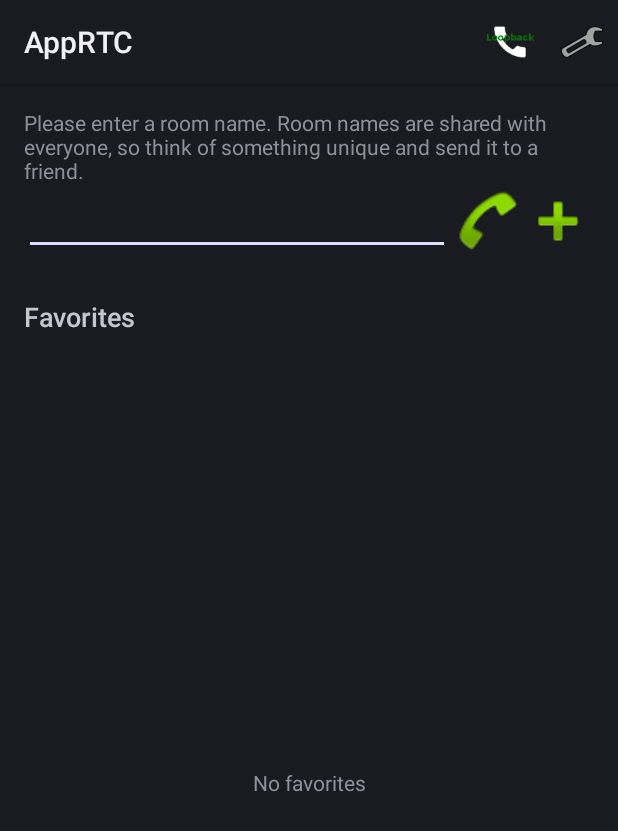
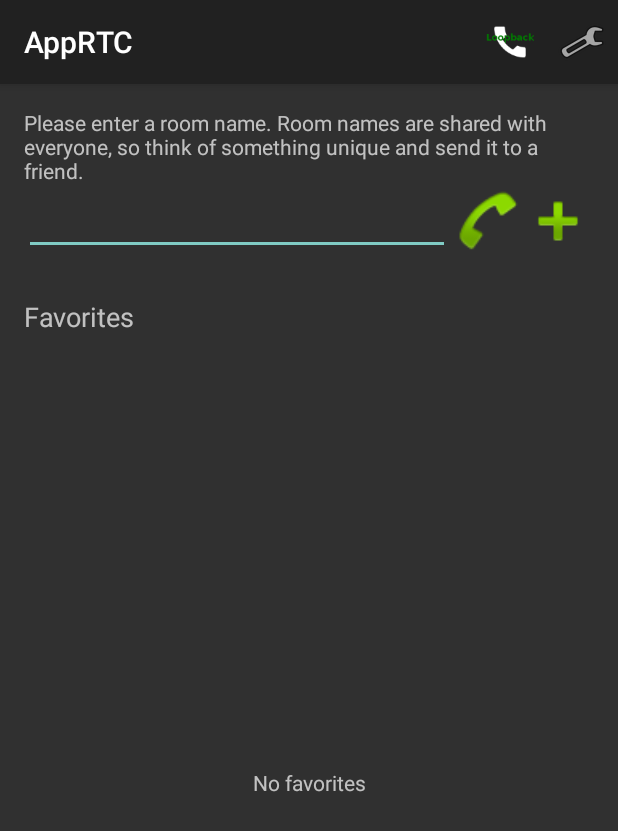
Before and after one commit to rkm0219108/test-webrtc-demo, an Android app: the screen it shows after launch (ConnectActivity), on a phone screen of 412 x 824 dp. Shown: the top 831 px of the screen. Run offline under Robolectric (Android 15) with nearby library versions, the phone set to English and light mode, and no system bars.

Commit message:
update to androidx

```diff
--- a/app/src/main/java/org/appspot/apprtc/CallFragment.java
+++ b/app/src/main/java/org/appspot/apprtc/CallFragment.java
@@ -11,7 +11,6 @@
 package org.appspot.apprtc;
 
 import android.app.Activity;
-import android.app.Fragment;
 import android.os.Bundle;
 import android.view.LayoutInflater;
 import android.view.View;
@@ -19,6 +18,8 @@ import android.view.ViewGroup;
 import android.widget.ImageButton;
 import android.widget.SeekBar;
 import android.widget.TextView;
+
+import androidx.fragment.app.Fragment;
 
 import org.webrtc.RendererCommon.ScalingType;
 
--- a/app/src/main/java/org/appspot/apprtc/ConnectActivity.java
+++ b/app/src/main/java/org/appspot/apprtc/ConnectActivity.java
@@ -10,8 +10,6 @@
 
 package org.appspot.apprtc;
 
-import android.app.Activity;
-import android.app.AlertDialog;
 import android.content.DialogInterface;
 import android.content.Intent;
 import android.content.SharedPreferences;
@@ -33,15 +31,20 @@ import android.widget.EditText;
 import android.widget.ImageButton;
 import android.widget.ListView;
 import android.widget.TextView;
+
+import androidx.appcompat.app.AlertDialog;
+import androidx.appcompat.app.AppCompatActivity;
+
+import org.json.JSONArray;
+import org.json.JSONException;
+
 import java.util.ArrayList;
 import java.util.Random;
-import org.json.JSONArray;
-import org.json.JSONException;
 
 /**
  * Handles the initial setup where the user selects which room to join.
  */
-public class ConnectActivity extends Activity {
+public class ConnectActivity extends AppCompatActivity {
   private static final String TAG = "ConnectActivity";
   private static final int CONNECTION_REQUEST = 1;
   private static final int REMOVE_FAVORITE_INDEX = 0;
--- a/app/src/main/java/org/appspot/apprtc/HudFragment.java
+++ b/app/src/main/java/org/appspot/apprtc/HudFragment.java
@@ -10,7 +10,6 @@
 
 package org.appspot.apprtc;
 
-import android.app.Fragment;
 import android.os.Bundle;
 import android.util.TypedValue;
 import android.view.LayoutInflater;
@@ -18,6 +17,8 @@ import android.view.View;
 import android.view.ViewGroup;
 import android.widget.ImageButton;
 import android.widget.TextView;
+
+import androidx.fragment.app.Fragment;
 
 import org.webrtc.StatsReport;
 
--- a/app/src/main/res/menu/connect_menu.xml
+++ b/app/src/main/res/menu/connect_menu.xml
@@ -1,13 +1,14 @@
-<menu xmlns:android="http://schemas.android.com/apk/res/android">
+<menu xmlns:app="http://schemas.android.com/apk/res-auto"
+    xmlns:android="http://schemas.android.com/apk/res/android">
     <item
         android:id="@+id/action_loopback"
         android:icon="@drawable/ic_loopback_call"
-        android:showAsAction="always"
+        app:showAsAction="always"
         android:title="@string/action_loopback"/>
     <item
         android:id="@+id/action_settings"
         android:orderInCategory="100"
         android:icon="@android:drawable/ic_menu_preferences"
-        android:showAsAction="ifRoom"
+        app:showAsAction="ifRoom"
         android:title="@string/action_settings"/>
 </menu>
--- a/app/src/main/res/values-v17/styles.xml
+++ b/app/src/main/res/values-v17/styles.xml
@@ -1,8 +1,8 @@
 <?xml version="1.0" encoding="utf-8"?>
 <resources>
   <style name="CallActivityTheme" parent="android:Theme.Black">
-    <item name="android:windowActionBar">false</item>
+    <item name="windowActionBar">false</item>
     <item name="android:windowFullscreen">true</item>
-    <item name="android:windowNoTitle">true</item>
+    <item name="windowNoTitle">true</item>
   </style>
 </resources>
--- a/app/src/main/res/values-v21/styles.xml
+++ b/app/src/main/res/values-v21/styles.xml
@@ -1,8 +1,8 @@
 <?xml version="1.0" encoding="utf-8"?>
 <resources>
-  <style name="AppRTCMobileActivityTheme" parent="android:Theme.Material">
-    <item name="android:windowActionBar">false</item>
+  <style name="AppRTCMobileActivityTheme" parent="Theme.AppCompat">
+    <item name="windowActionBar">false</item>
     <item name="android:windowFullscreen">true</item>
-    <item name="android:windowNoTitle">true</item>
+    <item name="windowNoTitle">true</item>
   </style>
 </resources>
--- a/gradle.properties
+++ b/gradle.properties
@@ -15,3 +15,5 @@ org.gradle.jvmargs=-Xmx1536m
 # This option should only be used with decoupled projects. More details, visit
 # http://www.gradle.org/docs/current/userguide/multi_project_builds.html#sec:decoupled_projects
 # org.gradle.parallel=true
+android.useAndroidX=true
+android.enableJetifier=true
```
Also changed, not shown: app/build.gradle (+6 -4 lines), app/src/main/AndroidManifest.xml (+33 -24 lines), app/src/main/java/org/appspot/apprtc/CallActivity.java (+12 -12 lines), app/src/main/java/org/appspot/apprtc/SettingsActivity.java (+7 -5 lines), app/src/main/java/org/appspot/apprtc/SettingsFragment.java (+5 -6 lines), app/src/main/java/org/appspot/apprtc/UnhandledExceptionHandler.java (+6 -5 lines), 1 other file.
